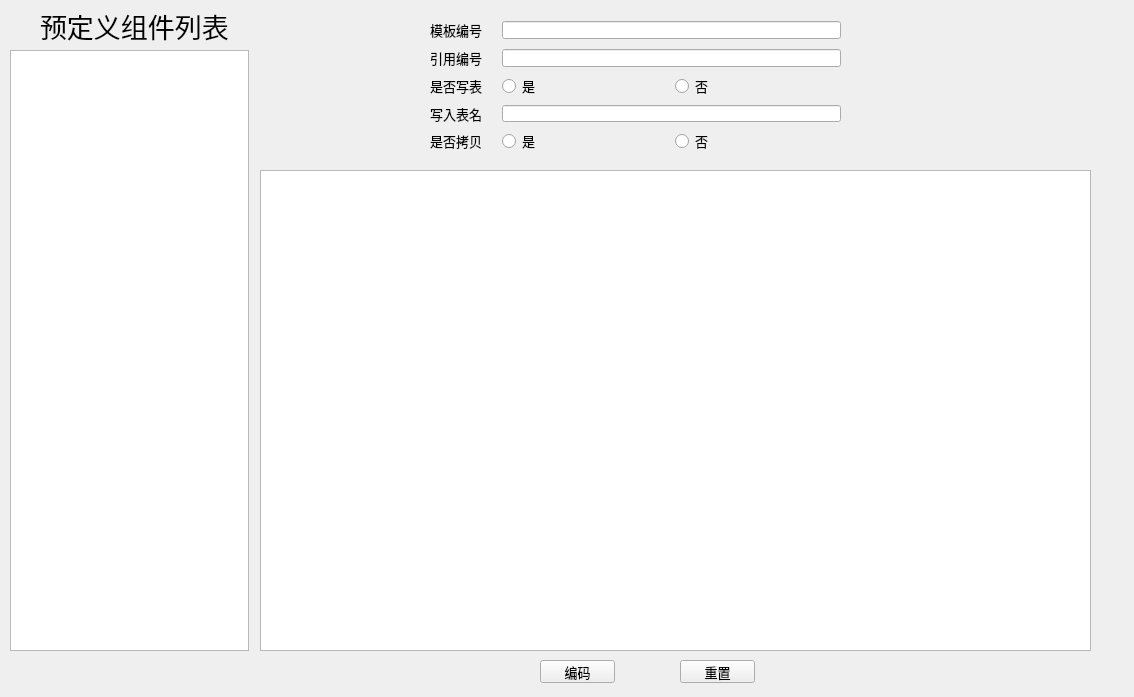
This is wfDemo.ui in Memorywzd/wfDemo as Qt 5 draws it before an edit. The edited form follows.
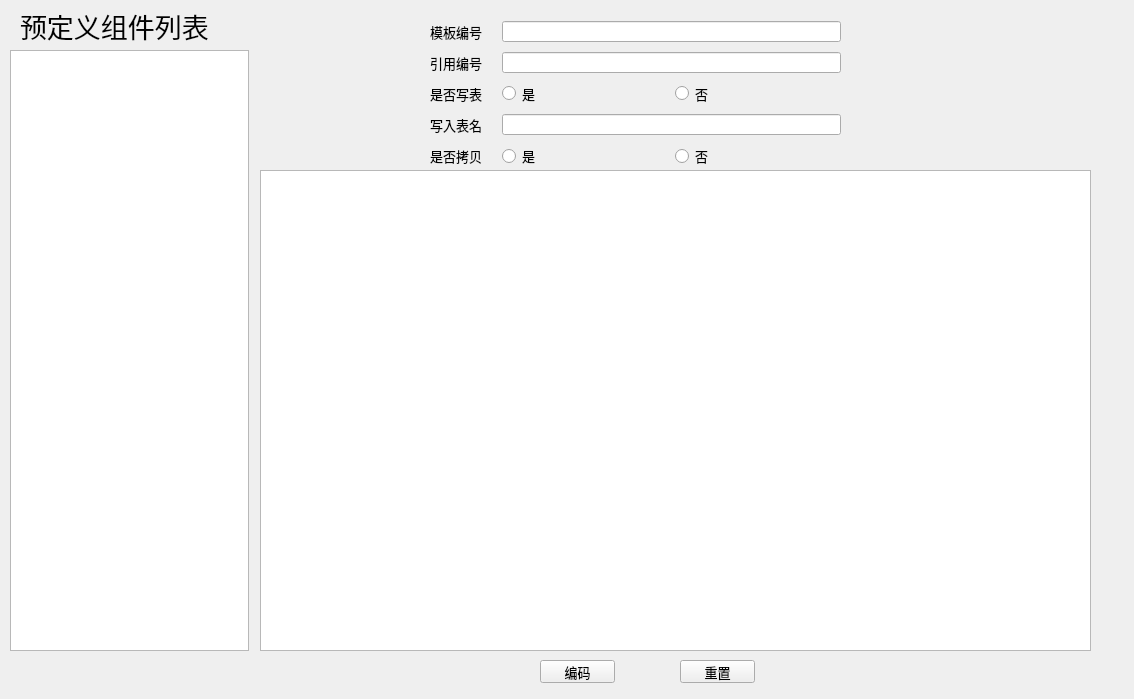
This is the edited form.

The edit to the form file:
```diff
--- a/wfDemo.ui
+++ b/wfDemo.ui
@@ -7,7 +7,7 @@
     <x>0</x>
     <y>0</y>
     <width>1134</width>
-    <height>697</height>
+    <height>699</height>
    </rect>
   </property>
   <property name="windowTitle">
@@ -17,9 +17,9 @@
    <widget class="QLabel" name="label">
     <property name="geometry">
      <rect>
-      <x>40</x>
+      <x>20</x>
       <y>10</y>
-      <width>191</width>
+      <width>231</width>
       <height>31</height>
      </rect>
     </property>
@@ -97,7 +97,7 @@
       <x>380</x>
       <y>10</y>
       <width>511</width>
-      <height>151</height>
+      <height>168</height>
      </rect>
     </property>
     <layout class="QFormLayout" name="formLayout">
```
